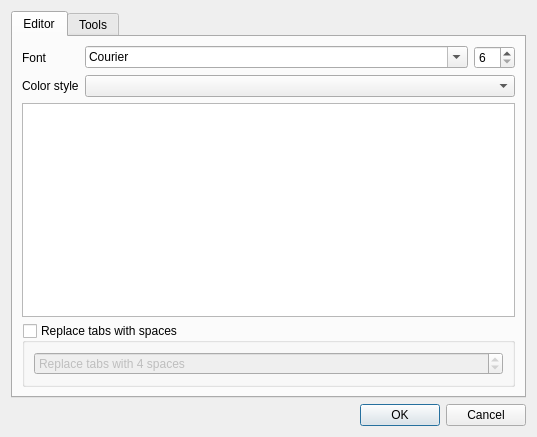
martinribelotta/embedded-ide, file configdialog.ui: the form before one commit.
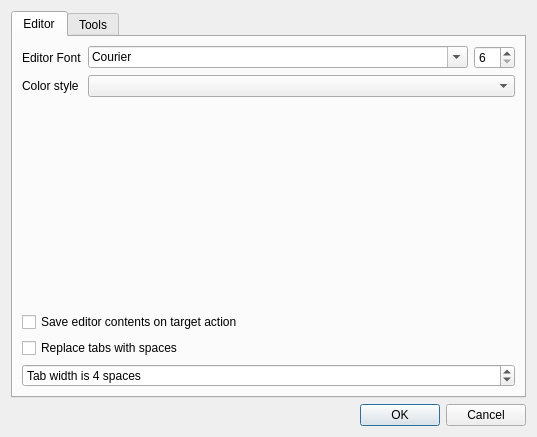
The form after the commit. Icons and pictures are not drawn. Custom widgets are drawn as their Qt base class.

What changed in the file:
```diff
--- a/configdialog.ui
+++ b/configdialog.ui
@@ -24,16 +24,22 @@
        <string>Editor</string>
       </attribute>
       <layout class="QGridLayout" name="gridLayout">
-       <item row="0" column="0">
-        <widget class="QLabel" name="label_4">
-         <property name="sizePolicy">
-          <sizepolicy hsizetype="Maximum" vsizetype="Preferred">
-           <horstretch>0</horstretch>
-           <verstretch>0</verstretch>
-          </sizepolicy>
+       <item row="5" column="0" colspan="3">
+        <widget class="QSpinBox" name="spinTabWidth">
+         <property name="suffix">
+          <string> spaces</string>
          </property>
-         <property name="text">
-          <string>Font</string>
+         <property name="prefix">
+          <string>Tab width is </string>
+         </property>
+         <property name="minimum">
+          <number>1</number>
+         </property>
+         <property name="maximum">
+          <number>80</number>
+         </property>
+         <property name="value">
+          <number>4</number>
          </property>
         </widget>
        </item>
@@ -50,6 +56,36 @@
          </property>
         </widget>
        </item>
+       <item row="4" column="0" colspan="3">
+        <widget class="QCheckBox" name="checkBox_replaceTabsWithSpaces">
+         <property name="text">
+          <string>Replace tabs with spaces</string>
+         </property>
+        </widget>
+       </item>
+       <item row="0" column="0">
+        <widget class="QLabel" name="label_4">
+         <property name="sizePolicy">
+          <sizepolicy hsizetype="Maximum" vsizetype="Preferred">
+           <horstretch>0</horstretch>
+           <verstretch>0</verstretch>
+          </sizepolicy>
+         </property>
+         <property name="text">
+          <string>Editor Font</string>
+         </property>
+        </widget>
+       </item>
+       <item row="1" column="1" colspan="2">
+        <widget class="QComboBox" name="colorStyleComboBox">
+         <property name="sizePolicy">
+          <sizepolicy hsizetype="Expanding" vsizetype="Fixed">
+           <horstretch>0</horstretch>
+           <verstretch>0</verstretch>
+          </sizepolicy>
+         </property>
+        </widget>
+       </item>
        <item row="0" column="2">
         <widget class="QSpinBox" name="fontSpinBox">
          <property name="minimum">
@@ -73,66 +109,16 @@
          </property>
         </widget>
        </item>
-       <item row="1" column="1" colspan="2">
-        <widget class="QComboBox" name="colorStyleComboBox">
-         <property name="sizePolicy">
-          <sizepolicy hsizetype="Expanding" vsizetype="Fixed">
-           <horstretch>0</horstretch>
-           <verstretch>0</verstretch>
-          </sizepolicy>
-         </property>
-        </widget>
-       </item>
-       <item row="2" column="0" colspan="3">
-        <widget class="QPlainTextEdit" name="plainTextEdit">
-         <property name="sizePolicy">
-          <sizepolicy hsizetype="MinimumExpanding" vsizetype="MinimumExpanding">
-           <horstretch>0</horstretch>
-           <verstretch>0</verstretch>
-          </sizepolicy>
-         </property>
-         <property name="lineWrapMode">
-          <enum>QPlainTextEdit::NoWrap</enum>
-         </property>
-         <property name="readOnly">
-          <bool>true</bool>
-         </property>
-        </widget>
-       </item>
        <item row="3" column="0" colspan="3">
-        <widget class="QGroupBox" name="groupReplaceTabs">
-         <property name="title">
-          <string>Replace tabs with spaces</string>
+        <widget class="QCheckBox" name="checkBox_saveOnAction">
+         <property name="text">
+          <string>Save editor contents on target action</string>
          </property>
-         <property name="checkable">
-          <bool>true</bool>
-         </property>
-         <property name="checked">
-          <bool>false</bool>
-         </property>
-         <layout class="QHBoxLayout" name="horizontalLayout">
-          <item>
-           <widget class="QSpinBox" name="spinReplaceTabs">
-            <property name="suffix">
-             <string> spaces</string>
-            </property>
-            <property name="prefix">
-             <string>Replace tabs with </string>
-            </property>
-            <property name="minimum">
-             <number>1</number>
-            </property>
-            <property name="maximum">
-             <number>80</number>
-            </property>
-            <property name="value">
-             <number>4</number>
-            </property>
-           </widget>
-          </item>
-         </layout>
         </widget>
        </item>
+       <item row="2" column="0" colspan="3">
+        <widget class="CodeEditor" name="codeEditor" native="true"/>
+       </item>
       </layout>
      </widget>
      <widget class="QWidget" name="tab_2">
@@ -278,6 +264,14 @@
    </item>
   </layout>
  </widget>
+ <customwidgets>
+  <customwidget>
+   <class>CodeEditor</class>
+   <extends>QWidget</extends>
+   <header>codeeditor.h</header>
+   <container>1</container>
+  </customwidget>
+ </customwidgets>
  <resources>
   <include location="resources.qrc"/>
  </resources>
```
